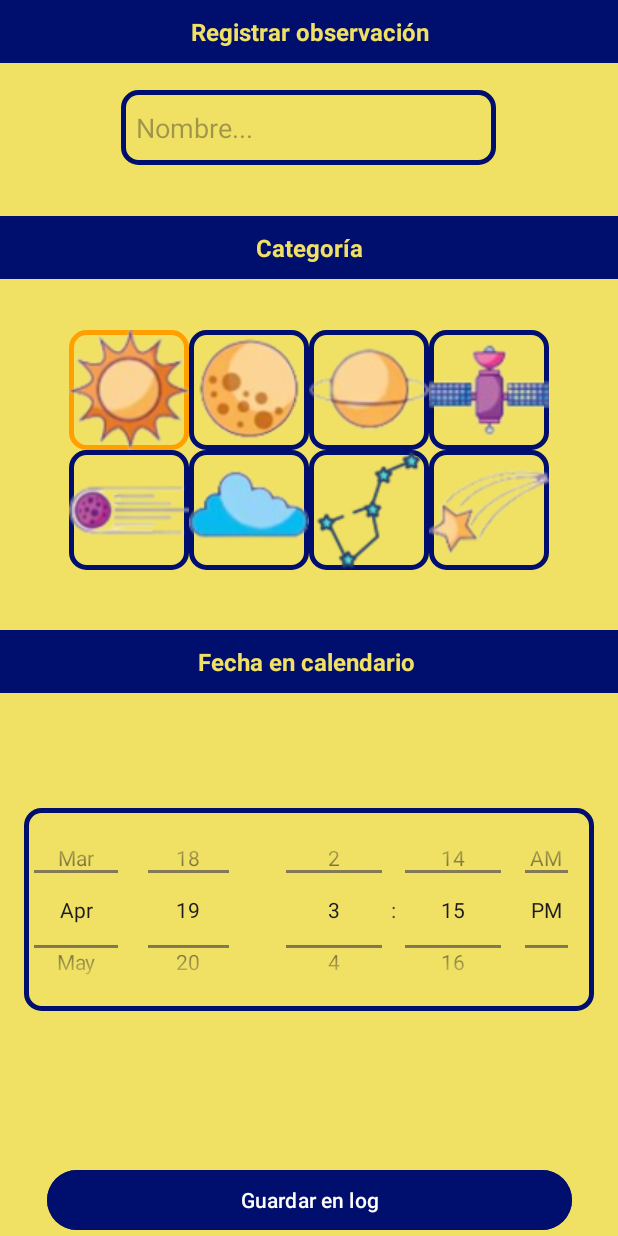
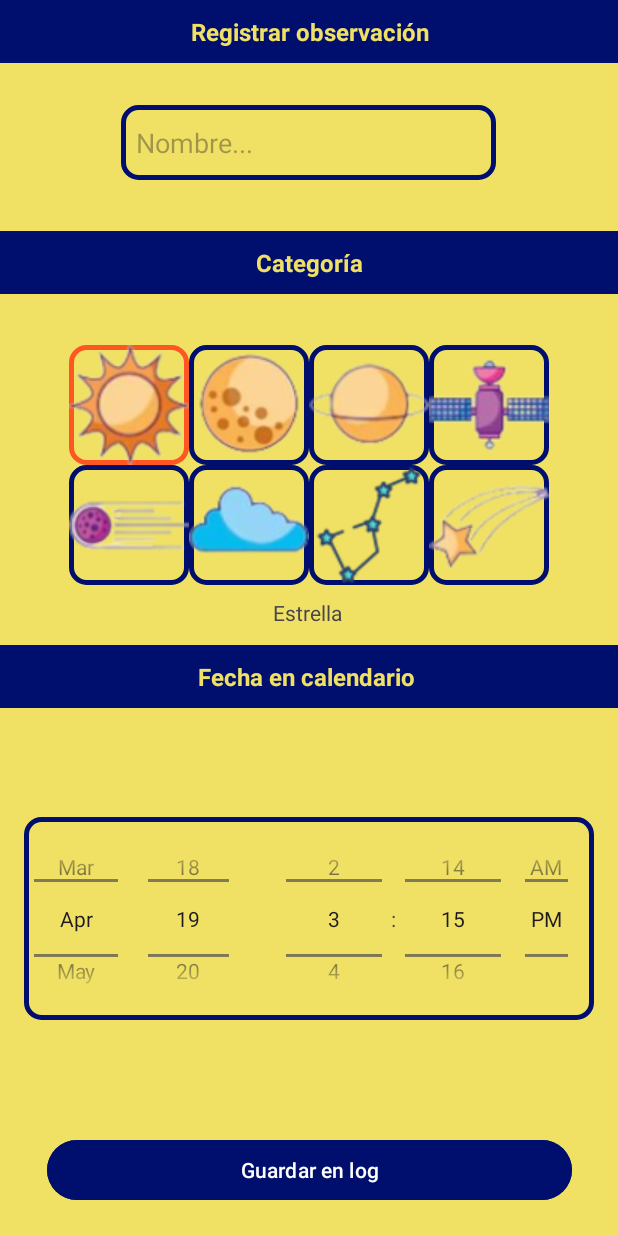
Before and after one commit to LeoDanoGG/AstroLog, an Android app: the AddLog screen opened directly, with no data from a screen before it, after a tap on an icon or button, on a phone screen of 412 x 824 dp. Run offline under Robolectric (Android 15) with nearby library versions, the phone set to English and light mode, and no system bars; 1 other tap on this screen came first.

Commit message:
Añadido un textView que especifica el tipo de astro

```diff
--- a/app/src/main/java/com/prueba/astrolog/AddLog.java
+++ b/app/src/main/java/com/prueba/astrolog/AddLog.java
@@ -9,6 +9,7 @@ import android.os.Bundle;
 import android.view.KeyEvent;
 import android.view.inputmethod.EditorInfo;
 import android.view.inputmethod.InputMethodManager;
+import android.widget.Button;
 import android.widget.DatePicker;
 import android.widget.EditText;
 import android.widget.ImageButton;
@@ -22,29 +23,32 @@ import android.widget.TimePicker;
 public class AddLog extends AppCompatActivity {
 
     EditText LogName;
+    TextView IconHint;
+    String[] hint = new String[8];
     ImageButton[] AstroIcons = new ImageButton[8];
     Boolean[] IconSelected = new Boolean[8];
+    Boolean correct = false;
+    Button AddToLog;
     @SuppressLint("MissingInflatedId")
     @Override
     protected void onCreate(Bundle savedInstanceState) {
         super.onCreate(savedInstanceState);
         setContentView(R.layout.activity_add_log);
+        // Nombre del astro
         LogName = findViewById(R.id.LogName);
-        // Asegúrate de que el EditText tenga el foco
         LogName.requestFocus();
         LogName.setOnEditorActionListener(new TextView.OnEditorActionListener() {
             @Override
             public boolean onEditorAction(TextView textView, int actionId, KeyEvent keyEvent) {
                 InputMethodManager imm = (InputMethodManager) getSystemService(Context.INPUT_METHOD_SERVICE);
-                if (actionId == EditorInfo.IME_ACTION_DONE || keyEvent.getAction() == KeyEvent.ACTION_DOWN || keyEvent.getKeyCode() == KeyEvent.KEYCODE_ENTER) {
-                    // Aquí puedes realizar la acción que desees al pulsar Enter
+                // Si pulsa enter cierra el teclado
+                if (actionId == EditorInfo.IME_ACTION_DONE || keyEvent.getKeyCode() == KeyEvent.KEYCODE_ENTER) {
                     imm.hideSoftInputFromWindow(LogName.getWindowToken(), 0);
                     return true;
                 }
                 return false;
             }
         });
-
         // Iconos
         AstroIcons[0] = findViewById(R.id.starButton);
         AstroIcons[1] = findViewById(R.id.moonButton);
@@ -54,6 +58,15 @@ public class AddLog extends AppCompatActivity {
         AstroIcons[5] = findViewById(R.id.nebulosaButton);
         AstroIcons[6] = findViewById(R.id.constellationButton);
         AstroIcons[7] = findViewById(R.id.shootingStarButton);
+        IconHint = findViewById(R.id.TypeLogTextView);
+        hint[0] = "Estrella";
+        hint[1] = "Luna";
+        hint[2] = "Planeta";
+        hint[3] = "Satélite";
+        hint[4] = "Cometa/Asteroide";
+        hint[5] = "Nebulosa";
+        hint[6] = "Constelación";
+        hint[7] = "Estrella fugaz";
         // Botones
         for (int b = 0; b < AstroIcons.length; b++) {
             final int LogType = b;
@@ -77,6 +90,12 @@ public class AddLog extends AppCompatActivity {
             // Hacer algo con la hora elegida
             }
         });
+        // Botón de agregar
+        AddToLog = findViewById(R.id.AddButton);
+        AddToLog.setOnClickListener(view -> AddLogManager());
+    }
+    public void AddLogManager() {
+       if (!correct) IconHint.setText("Selecciona un tipo de astro antes de guardar");
     }
     public void IconManager(int icon) {
         for (int i = 0; i < AstroIcons.length; i++) {
@@ -84,7 +103,14 @@ public class AddLog extends AppCompatActivity {
             if (!IconSelected[i]) AstroIcons[i].setBackgroundResource(R.drawable.roundcorner);
         }
         IconSelected[icon] = true;
-        if (IconSelected[icon]) AstroIcons[icon].setBackgroundResource(R.drawable.selected);
-        else AstroIcons[icon].setBackgroundResource(R.drawable.roundcorner);
+        if (IconSelected[icon]) {
+            AstroIcons[icon].setBackgroundResource(R.drawable.selected);
+            IconHint.setText(hint[icon]);
+            correct = true;
+        }
+        else {
+            AstroIcons[icon].setBackgroundResource(R.drawable.roundcorner);
+            correct = false;
+        }
     }
 }
--- a/app/src/main/res/layout/activity_add_log.xml
+++ b/app/src/main/res/layout/activity_add_log.xml
@@ -8,9 +8,10 @@
     tools:context=".AddLog">
 
     <Button
-        android:id="@+id/button2"
+        android:id="@+id/AddButton"
         android:layout_width="350dp"
         android:layout_height="wrap_content"
+        android:layout_marginBottom="20dp"
         android:backgroundTint="@color/space"
         android:focusable="false"
         android:text="Guardar en log"
@@ -23,7 +24,7 @@
         android:id="@+id/LogName"
         android:layout_width="250dp"
         android:layout_height="50dp"
-        android:layout_marginTop="60dp"
+        android:layout_marginTop="70dp"
         android:layout_marginBottom="50dp"
         android:background="@drawable/roundcorner"
         android:ems="10"
@@ -165,21 +166,15 @@
     </TableLayout>
 
     <TextView
-        android:id="@+id/textView2"
-        android:layout_width="0dp"
+        android:id="@+id/TypeLogTextView"
+        android:layout_width="wrap_content"
         android:layout_height="wrap_content"
-        android:background="@color/space"
-        android:focusable="false"
-        android:padding="10dp"
-        android:text=" Categoría "
-        android:textAlignment="center"
-        android:textColor="@color/stars"
-        android:textSize="16sp"
-        android:textStyle="bold"
-        app:layout_constraintBottom_toTopOf="@+id/tableLayout"
+        app:layout_constraintBottom_toTopOf="@+id/textView4"
         app:layout_constraintEnd_toEndOf="parent"
+        app:layout_constraintHorizontal_bias="0.498"
         app:layout_constraintStart_toStartOf="parent"
-        app:layout_constraintTop_toBottomOf="@+id/LogName" />
+        app:layout_constraintTop_toBottomOf="@+id/tableLayout"
+        app:layout_constraintVertical_bias="0.428" />
 
     <TextView
         android:id="@+id/textView6"
@@ -199,6 +194,23 @@
         app:layout_constraintStart_toStartOf="parent"
         app:layout_constraintTop_toTopOf="parent"
         app:layout_constraintVertical_bias="0.0" />
+
+    <TextView
+        android:id="@+id/textView2"
+        android:layout_width="0dp"
+        android:layout_height="wrap_content"
+        android:background="@color/space"
+        android:focusable="false"
+        android:padding="10dp"
+        android:text=" Categoría "
+        android:textAlignment="center"
+        android:textColor="@color/stars"
+        android:textSize="16sp"
+        android:textStyle="bold"
+        app:layout_constraintBottom_toTopOf="@+id/tableLayout"
+        app:layout_constraintEnd_toEndOf="parent"
+        app:layout_constraintStart_toStartOf="parent"
+        app:layout_constraintTop_toBottomOf="@+id/LogName" />
 
     <TextView
         android:id="@+id/textView4"
@@ -223,9 +235,10 @@
     <androidx.constraintlayout.widget.ConstraintLayout
         android:layout_width="380dp"
         android:layout_height="135dp"
+        android:layout_marginTop="15dp"
         android:background="@drawable/roundcorner"
         android:focusable="false"
-        app:layout_constraintBottom_toTopOf="@+id/button2"
+        app:layout_constraintBottom_toTopOf="@+id/AddButton"
         app:layout_constraintEnd_toEndOf="parent"
         app:layout_constraintHorizontal_bias="0.493"
         app:layout_constraintStart_toStartOf="parent"
--- a/app/src/main/res/values/colors.xml
+++ b/app/src/main/res/values/colors.xml
@@ -4,6 +4,6 @@
     <color name="white">#FFFFFFFF</color>
     <color name="space">#000F6E</color>
     <color name="stars">#F0E164</color>
-    <color name="meteor">#FFA000</color>
+    <color name="meteor">#FF5723</color>
     <color name="Empty">#00000000</color>
 </resources>
```
